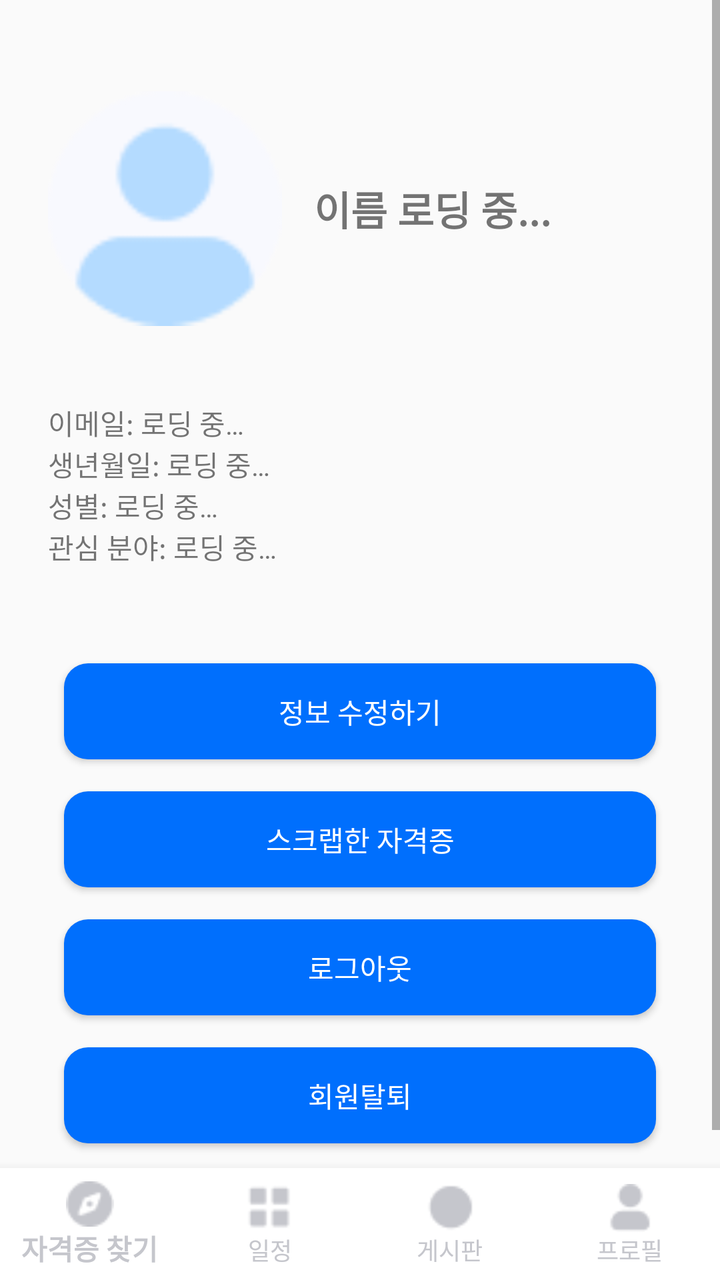
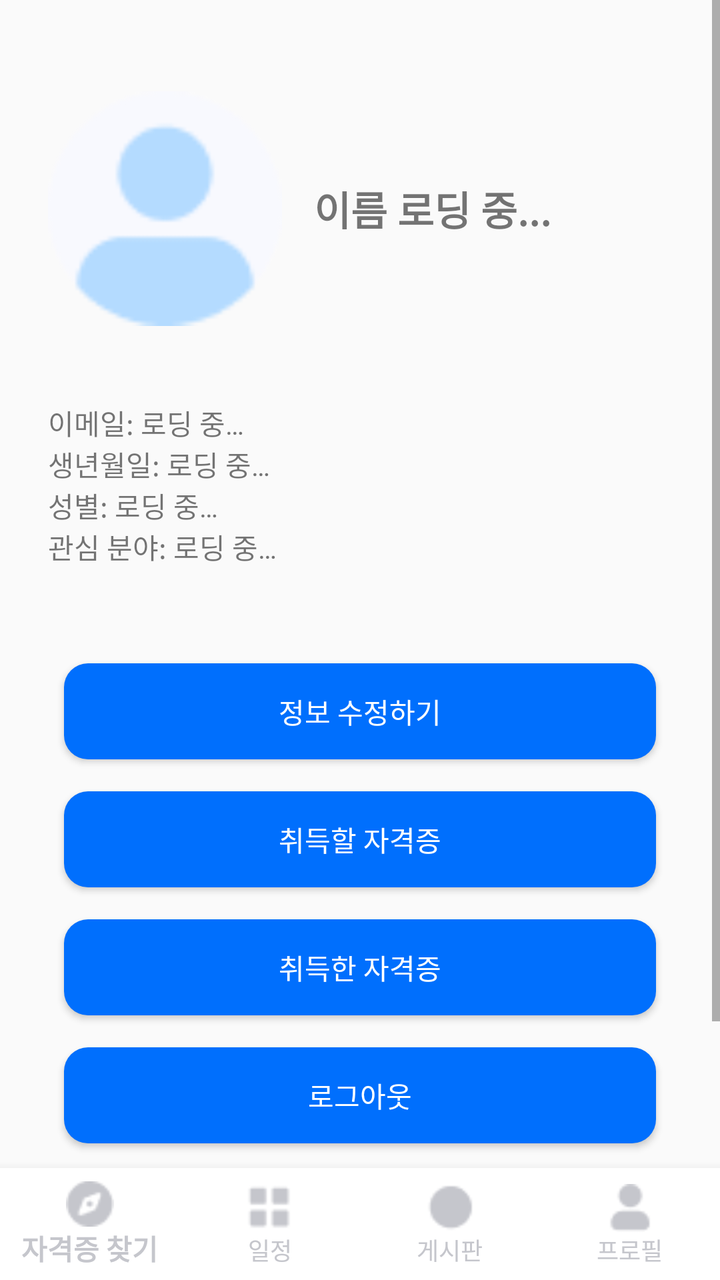

Before-and-after screenshots of an Android layout around one commit, followed by the original layout XML and the change that was made.
<!-- AndroidManifest.xml: application theme Theme.AppCompat.Light.NoActionBar -->
<!-- res/layout/activity_profile.xml -->
<?xml version="1.0" encoding="utf-8"?>
<LinearLayout
    xmlns:android="http://schemas.android.com/apk/res/android"
    xmlns:app="http://schemas.android.com/apk/res-auto"
    android:orientation="vertical"
    android:layout_width="match_parent"
    android:layout_height="match_parent">

    
    <ScrollView
        android:layout_width="match_parent"
        android:layout_height="0dp"
        android:layout_weight="1">

        <LinearLayout
            android:orientation="vertical"
            android:padding="24dp"
            android:layout_width="match_parent"
            android:layout_height="wrap_content">

            
            <LinearLayout
                android:orientation="horizontal"
                android:gravity="center_vertical"
                android:paddingBottom="16dp"
                android:layout_width="match_parent"
                android:layout_height="177dp">

                <ImageView
                    android:id="@+id/ivProfilePhoto"
                    android:layout_width="117dp"
                    android:layout_height="126dp"
                    android:src="@drawable/profile_image"
                    android:contentDescription="프로필 이미지" />

                <TextView
                    android:id="@+id/tvUserName"
                    android:layout_marginStart="16dp"
                    android:layout_width="wrap_content"
                    android:layout_height="wrap_content"
                    android:text="이름 로딩 중..."
                    android:textSize="20sp"
                    android:textStyle="bold" />
            </LinearLayout>

            
            <TextView
                android:id="@+id/tvEmail"
                android:layout_width="wrap_content"
                android:layout_height="wrap_content"
                android:text="이메일: 로딩 중…" />

            <TextView
                android:id="@+id/tvBirth"
                android:layout_width="wrap_content"
                android:layout_height="wrap_content"
                android:text="생년월일: 로딩 중…" />

            <TextView
                android:id="@+id/tvGender"
                android:layout_width="wrap_content"
                android:layout_height="wrap_content"
                android:text="성별: 로딩 중…" />

            

            <TextView
                android:id="@+id/tvInterest"
                android:layout_width="wrap_content"
                android:layout_height="wrap_content"
                android:layout_marginBottom="40dp"
                android:text="관심 분야: 로딩 중…" />

            
            <Button
                android:id="@+id/btnEditInfo"
                android:layout_width="match_parent"
                android:layout_height="wrap_content"
                android:padding="12dp"
                android:background="@drawable/main_button"
                android:textColor="@color/white"
                android:layout_margin="8dp"
                android:text="정보 수정하기" />

            <Button
                android:id="@+id/btnSavedCerts"
                android:layout_width="match_parent"
                android:layout_height="wrap_content"
                android:padding="12dp"
                android:layout_margin="8dp"
                android:background="@drawable/main_button"
                android:textColor="@color/white"
                android:text="스크랩한 자격증" />

            <Button
                android:id="@+id/btnLogout"
                android:layout_width="match_parent"
                android:layout_height="wrap_content"
                android:padding="12dp"
                android:background="@drawable/main_button"
                android:textColor="@color/white"
                android:layout_margin="8dp"
                android:text="로그아웃" />

            <Button
                android:id="@+id/btnWithdraw"
                android:layout_width="match_parent"
                android:layout_height="wrap_content"
                android:padding="12dp"
                android:background="@drawable/main_button"
                android:textColor="@color/white"
                android:layout_margin="8dp"
                android:text="회원탈퇴" />

        </LinearLayout>
    </ScrollView>

    
    <com.google.android.material.bottomnavigation.BottomNavigationView
        android:id="@+id/bottomNav"
        android:layout_width="match_parent"
        android:layout_height="wrap_content"
        android:background="@color/white"
        android:elevation="8dp"
        app:menu="@menu/menu_bottom_nav"
        app:labelVisibilityMode="labeled"
        app:itemIconTint="@color/darkestLight"
        app:itemTextColor="@color/darkestLight"
        />

</LinearLayout>
<!-- resources referenced by this layout -->
<resources>
  <color name="darkestLight">#C5C6CC</color>
  <color name="white">#FFFFFFFF</color>
  <!-- drawable main_button (drawable) -->
  <?xml version="1.0" encoding="utf-8"?>
  <shape xmlns:android="http://schemas.android.com/apk/res/android"
  android:shape="rectangle">
  <solid android:color="#006FFD"/>
  <corners android:radius="12dp"/>
  </shape>
  <!-- drawable profile_image: png bitmap (drawable, 1511 bytes) -->
</resources>

<!-- the commit's change to res/layout/activity_profile.xml (unified diff, before → after) -->
@@ -90,7 +90,16 @@
                 android:layout_margin="8dp"
                 android:background="@drawable/main_button"
                 android:textColor="@color/white"
-                android:text="스크랩한 자격증" />
+                android:text="취득할 자격증" />
+            <Button
+                android:id="@+id/btnacquiredCerts"
+                android:layout_width="match_parent"
+                android:layout_height="wrap_content"
+                android:padding="12dp"
+                android:layout_margin="8dp"
+                android:background="@drawable/main_button"
+                android:textColor="@color/white"
+                android:text="취득한 자격증" />
 
             <Button
                 android:id="@+id/btnLogout"
